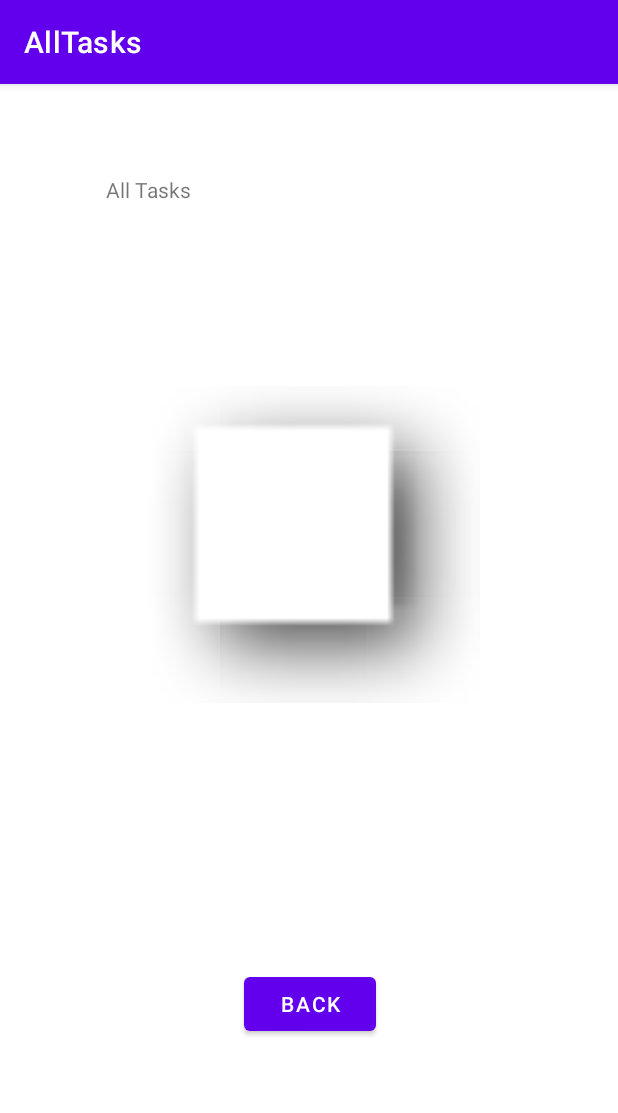
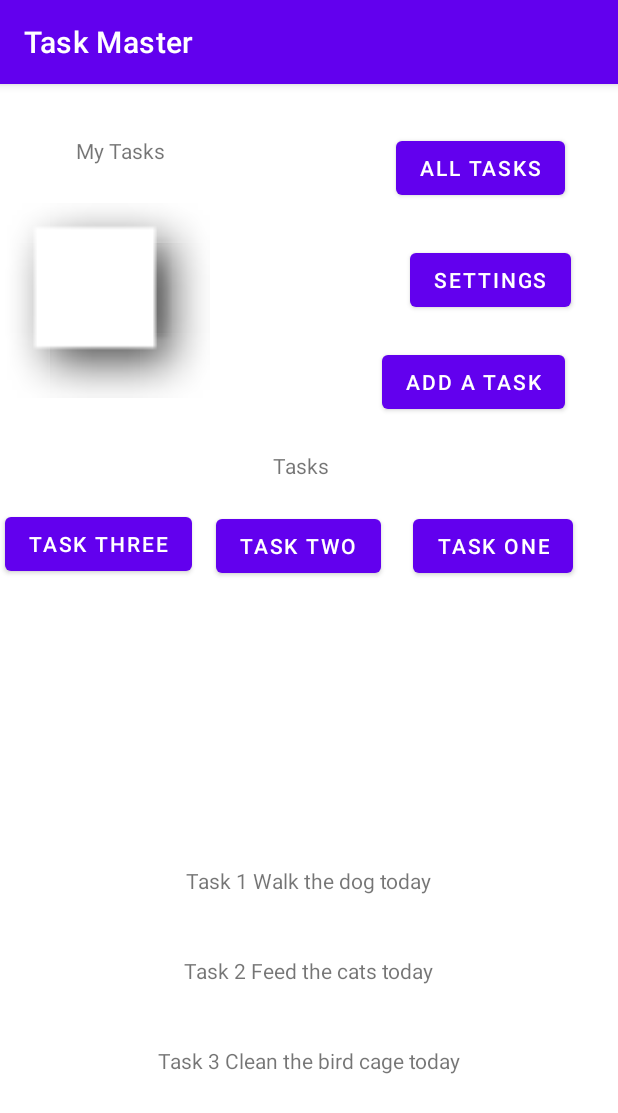
Before and after one commit to GoldenDog190/taskmaster, an Android app: the screen it shows after launch (AllTasks before the commit, MainActivity after it), on a phone screen of 412 x 824 dp. Shown: the top 1113 px of the screen. Run offline under Robolectric (Android 15) with nearby library versions, the phone set to English and light mode, and no system bars.

Commit message:
got the tasks to show up on the home page and rearranged the homepage

```diff
--- a/app/src/main/java/com/GoldenDog190/taskmaster/activity/MainActivity.java
+++ b/app/src/main/java/com/GoldenDog190/taskmaster/activity/MainActivity.java
@@ -2,6 +2,7 @@ package com.GoldenDog190.taskmaster.activity;
 
 import androidx.appcompat.app.AppCompatActivity;
 import androidx.recyclerview.widget.LinearLayoutManager;
+import androidx.recyclerview.widget.RecyclerView;
 
 import android.content.Intent;
 import android.content.SharedPreferences;
@@ -20,7 +21,7 @@ import java.util.ArrayList;
 import java.util.List;
 import java.util.Locale;
 
-public class MainActivity extends AppCompatActivity  {
+public class MainActivity extends AppCompatActivity implements TaskViewAdapter.TaskListener {
     public static String TAG = "GoldenDog190.MainActivity";
 
     @Override
@@ -74,9 +75,9 @@ public class MainActivity extends AppCompatActivity  {
         taskModels.add(new TaskModel("Task 1", "Walk the dog", "today"));
         taskModels.add(new TaskModel("Task 2", "Feed the cats", "today"));
         taskModels.add(new TaskModel("Task 3", "Clean the bird cage", "today"));
-        RecyclerView rv = findViewById(R.id.);
+        RecyclerView rv = findViewById(R.id.taskRecycleView);
         rv.setLayoutManager(new LinearLayoutManager(this));
-        rv.setAdapter(new TaskViewAdapter(taskModels));
+       rv.setAdapter(new TaskViewAdapter(taskModels, this));
     }
 
     @Override
@@ -97,4 +98,8 @@ public class MainActivity extends AppCompatActivity  {
         };
     }
 
+    @Override
+    public void listener(TaskModel taskModel) {
+
+    }
 }
--- a/app/src/main/java/com/GoldenDog190/taskmaster/adapters/TaskViewAdapter.java
+++ b/app/src/main/java/com/GoldenDog190/taskmaster/adapters/TaskViewAdapter.java
@@ -1,16 +1,73 @@
 package com.GoldenDog190.taskmaster.adapters;
 
-import com.GoldenDog190.taskmaster.activity.RecyclerView;
+import android.util.Log;
+import android.view.LayoutInflater;
+import android.view.View;
+import android.view.ViewGroup;
+import android.widget.TextView;
+
+import androidx.annotation.NonNull;
+import androidx.recyclerview.widget.RecyclerView;
+
+import com.GoldenDog190.taskmaster.R;
+import com.GoldenDog190.taskmaster.activity.RecyclerViewTasks;
 import com.GoldenDog190.taskmaster.models.TaskModel;
 
 import java.util.List;
 
-public class TaskViewAdapter extends RecyclerView.Adapter {
+public class TaskViewAdapter extends RecyclerView.Adapter<TaskViewAdapter.TaskModelViewHolder> {
+    static String TAG = "GoldenDog190.TaskViewAdapter";
+    public TaskListener listener;
     List<TaskModel> taskModelList;
 
-    public TaskViewAdapter(List<TaskModel> taskModelList){
+    public TaskViewAdapter(List<TaskModel> taskModelList, TaskListener listener){
         this.taskModelList = taskModelList;
+        this.listener = listener;
+    }
+
+    @NonNull
+    @Override
+    public TaskViewAdapter.TaskModelViewHolder onCreateViewHolder(@NonNull ViewGroup parent, int viewType) {
+        View view = LayoutInflater.from(parent.getContext())
+                .inflate(R.layout.fragment_task, parent, false);
+        TaskViewAdapter.TaskModelViewHolder taskModelViewHolder = new TaskViewAdapter.TaskModelViewHolder(view);
+        return taskModelViewHolder;
     }
 
 
+    @Override
+    public void onBindViewHolder(@NonNull TaskModelViewHolder holder, int position) {
+        holder.position = position;
+        ((TextView)holder.itemView.findViewById(R.id.textViewTaskItem))
+                .setText(taskModelList.get(position).title + " "
+                        + taskModelList.get(position).body + " "
+                        + taskModelList.get(position).assigned);
+
+        holder.itemView.setOnClickListener(v -> {
+            Log.i(TAG, "clicked on fragment");
+        });
+    }
+
+    @Override
+    public int getItemCount() {
+        return taskModelList.size();
+    }
+
+    public interface TaskListener{
+        void listener(TaskModel taskModel);
+    }
+
+
+    public class TaskModelViewHolder extends RecyclerView.ViewHolder {
+        public int position;
+        public TaskModelViewHolder(@NonNull View itemView){
+            super(itemView);
+        }
+
+    }
+
+    public interface ClickOnTaskAble {
+        public void handleClickOnTask(TaskModelViewHolder taskModelViewHolder);
+    }
+
 }
--- a/app/src/main/res/layout/activity_main.xml
+++ b/app/src/main/res/layout/activity_main.xml
@@ -10,13 +10,13 @@
         android:id="@+id/taskButtonThree"
         android:layout_width="wrap_content"
         android:layout_height="wrap_content"
-        android:layout_marginEnd="16dp"
+        android:layout_marginEnd="284dp"
         android:layout_marginBottom="64dp"
         android:text="Task Three"
         app:layout_constraintBottom_toBottomOf="parent"
         app:layout_constraintEnd_toEndOf="parent"
-        app:layout_constraintTop_toBottomOf="@+id/taskButtonOne"
-        app:layout_constraintVertical_bias="0.0" />
+        app:layout_constraintTop_toBottomOf="@+id/AddATaskButton"
+        app:layout_constraintVertical_bias="0.138" />
 
     <TextView
         android:id="@+id/textView"
@@ -34,10 +34,10 @@
         android:id="@+id/imageView"
         android:layout_width="140dp"
         android:layout_height="140dp"
-        android:layout_marginTop="4dp"
+        android:layout_marginTop="20dp"
         app:layout_constraintEnd_toEndOf="@+id/AllTaskButton"
-        app:layout_constraintHorizontal_bias="0.572"
-        app:layout_constraintStart_toStartOf="@+id/AddATaskButton"
+        app:layout_constraintHorizontal_bias="0.0"
+        app:layout_constraintStart_toStartOf="parent"
         app:layout_constraintTop_toBottomOf="@+id/textView"
         app:srcCompat="@android:drawable/picture_frame"
         tools:srcCompat="@android:drawable/picture_frame" />
@@ -46,32 +46,35 @@
         android:id="@+id/AddATaskButton"
         android:layout_width="wrap_content"
         android:layout_height="wrap_content"
-        android:layout_marginTop="40dp"
+        android:layout_marginTop="20dp"
         android:text="Add a Task"
-        app:layout_constraintEnd_toStartOf="@+id/AllTaskButton"
+        app:layout_constraintEnd_toEndOf="parent"
+        app:layout_constraintHorizontal_bias="0.878"
         app:layout_constraintStart_toStartOf="parent"
-        app:layout_constraintTop_toBottomOf="@+id/imageView" />
+        app:layout_constraintTop_toBottomOf="@+id/settingsButton" />
 
     <Button
         android:id="@+id/AllTaskButton"
         android:layout_width="wrap_content"
         android:layout_height="wrap_content"
-        android:layout_marginTop="40dp"
-        android:layout_marginEnd="61dp"
+        android:layout_marginTop="32dp"
         android:text="All Tasks"
         app:layout_constraintEnd_toEndOf="parent"
-        app:layout_constraintTop_toBottomOf="@+id/imageView" />
+        app:layout_constraintHorizontal_bias="0.882"
+        app:layout_constraintStart_toStartOf="parent"
+        app:layout_constraintTop_toTopOf="parent" />
 
     <Button
         android:id="@+id/settingsButton"
         android:layout_width="wrap_content"
         android:layout_height="wrap_content"
-        android:layout_marginStart="56dp"
         android:text="Settings"
         app:layout_constraintBottom_toTopOf="@+id/taskButtonOne"
+        app:layout_constraintEnd_toEndOf="parent"
+        app:layout_constraintHorizontal_bias="0.898"
         app:layout_constraintStart_toStartOf="parent"
-        app:layout_constraintTop_toBottomOf="@+id/AddATaskButton"
-        app:layout_constraintVertical_bias="0.16" />
+        app:layout_constraintTop_toBottomOf="@+id/AllTaskButton"
+        app:layout_constraintVertical_bias="0.173" />
 
     <Button
         android:id="@+id/taskButtonTwo"
@@ -80,25 +83,24 @@
         android:layout_marginBottom="64dp"
         android:text="Task Two"
         app:layout_constraintBottom_toBottomOf="parent"
-        app:layout_constraintEnd_toStartOf="@+id/taskButtonThree"
-        app:layout_constraintHorizontal_bias="0.0"
-        app:layout_constraintStart_toStartOf="@+id/settingsButton"
-        app:layout_constraintTop_toBottomOf="@+id/taskButtonOne"
-        app:layout_constraintVertical_bias="0.0" />
+        app:layout_constraintEnd_toStartOf="@+id/taskButtonOne"
+        app:layout_constraintHorizontal_bias="0.872"
+        app:layout_constraintStart_toStartOf="parent"
+        app:layout_constraintTop_toBottomOf="@+id/imageView"
+        app:layout_constraintVertical_bias="0.159" />
 
     <Button
         android:id="@+id/taskButtonOne"
         android:layout_width="wrap_content"
         android:layout_height="wrap_content"
-        android:layout_marginEnd="4dp"
         android:layout_marginBottom="8dp"
         android:text="Task One"
         app:layout_constraintBottom_toBottomOf="parent"
-        app:layout_constraintEnd_toStartOf="@+id/taskButtonThree"
-        app:layout_constraintHorizontal_bias="0.0"
+        app:layout_constraintEnd_toEndOf="parent"
+        app:layout_constraintHorizontal_bias="0.758"
         app:layout_constraintStart_toStartOf="@+id/textViewTasks"
         app:layout_constraintTop_toBottomOf="@+id/imageView"
-        app:layout_constraintVertical_bias="0.331" />
+        app:layout_constraintVertical_bias="0.14" />
 
     <TextView
         android:id="@+id/textViewTasks"
@@ -115,7 +117,7 @@
 
     <androidx.recyclerview.widget.RecyclerView
         android:id="@+id/taskRecycleView"
-        android:layout_width="163dp"
+        android:layout_width="match_parent"
         android:layout_height="222dp"
         app:layout_constraintBottom_toBottomOf="parent"
         app:layout_constraintEnd_toEndOf="parent"
--- a/app/src/main/res/layout/activity_recycler_view.xml
+++ b/app/src/main/res/layout/activity_recycler_view.xml
@@ -4,7 +4,7 @@
     xmlns:tools="http://schemas.android.com/tools"
     android:layout_width="match_parent"
     android:layout_height="match_parent"
-    tools:context=".activity.RecyclerView">
+    tools:context=".activity.RecyclerViewTasks">
 
     <androidx.recyclerview.widget.RecyclerView
         android:id="@+id/recyclerView"
--- a/app/src/main/res/layout/fragment_task.xml
+++ b/app/src/main/res/layout/fragment_task.xml
@@ -1,14 +1,22 @@
 <?xml version="1.0" encoding="utf-8"?>
-<FrameLayout xmlns:android="http://schemas.android.com/apk/res/android"
+<androidx.constraintlayout.widget.ConstraintLayout xmlns:android="http://schemas.android.com/apk/res/android"
+    xmlns:app="http://schemas.android.com/apk/res-auto"
     xmlns:tools="http://schemas.android.com/tools"
+    android:id="@+id/frameLayout"
     android:layout_width="match_parent"
-    android:layout_height="match_parent"
+    android:layout_height="60dp"
     tools:context=".fragment.TaskFragment">
 
     <!-- TODO: Update blank fragment layout -->
     <TextView
-        android:layout_width="match_parent"
-        android:layout_height="match_parent"
-        android:text="@string/hello_blank_fragment" />
+        android:id="@+id/textViewTaskItem"
+        android:layout_width="wrap_content"
+        android:layout_height="35dp"
+        android:text="Hello World"
+        app:layout_constraintBottom_toBottomOf="parent"
+        app:layout_constraintEnd_toEndOf="parent"
+        app:layout_constraintHorizontal_bias="0.5"
+        app:layout_constraintStart_toStartOf="parent"
+        app:layout_constraintTop_toTopOf="parent" />
 
-</FrameLayout>
+</androidx.constraintlayout.widget.ConstraintLayout>
```
Also changed, not shown: app/src/main/AndroidManifest.xml (+1 -6 lines), app/src/main/java/com/GoldenDog190/taskmaster/activity/RecyclerViewTasks.java (renamed from app/src/main/java/com/GoldenDog190/taskmaster/activity/RecyclerView.java, +14 -5 lines).
